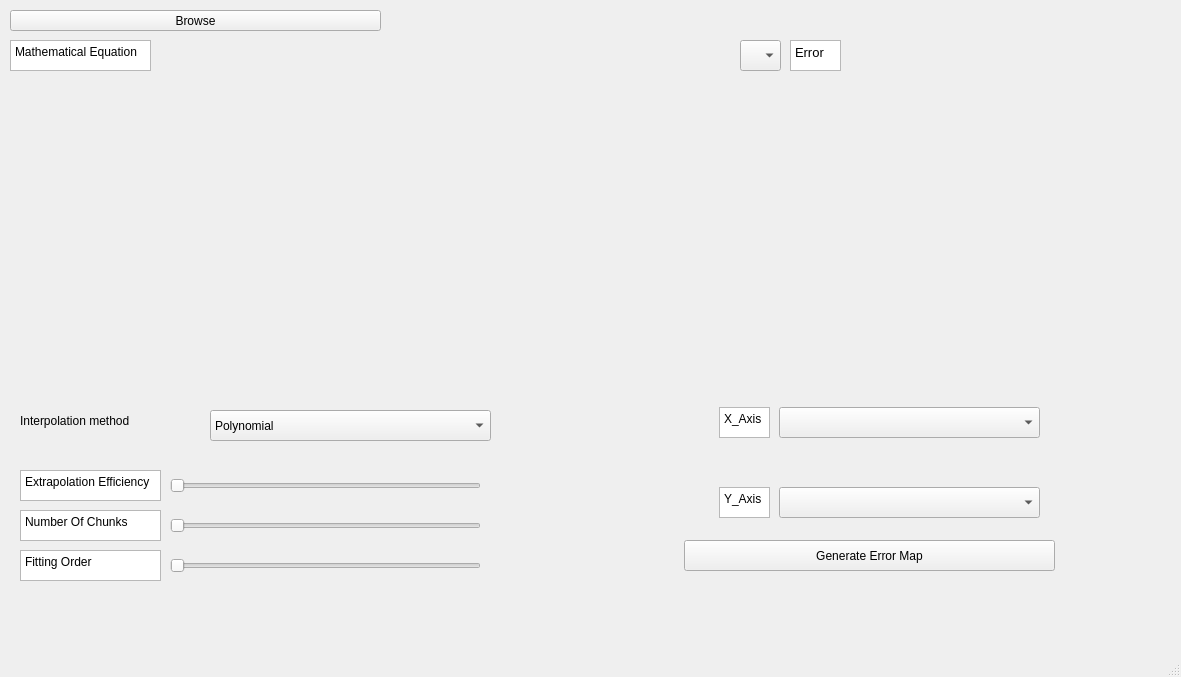
This is Task4 - Interpolation & Curve Fitting/task4.ui in jemmyyy/dsptasks as Qt 5 draws it before an edit. The edited form follows.
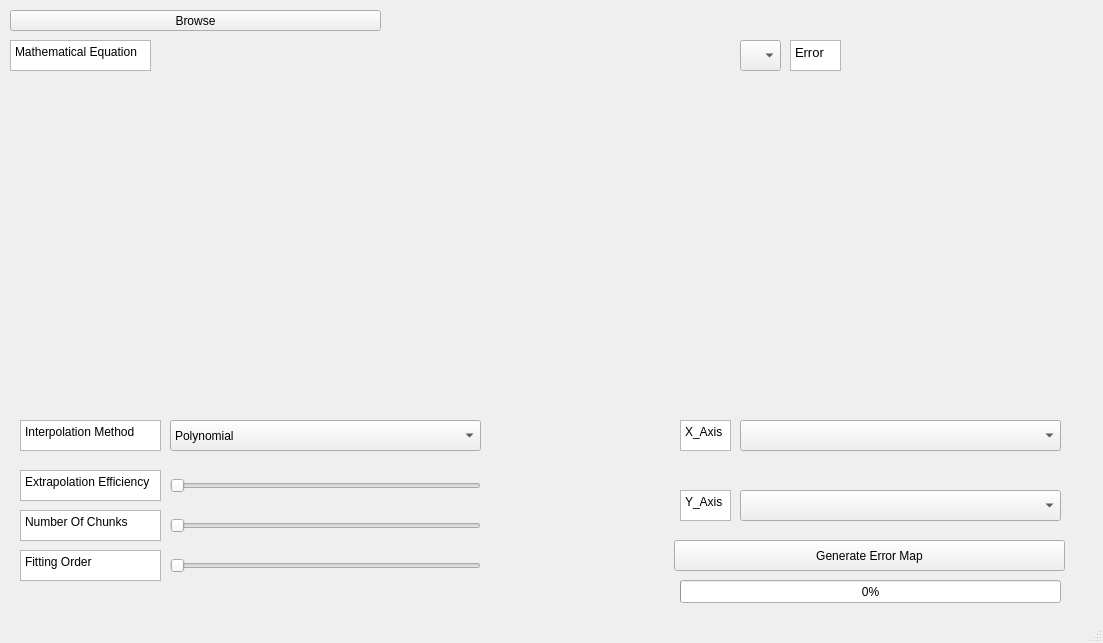
This is the edited form. Icons and pictures are not drawn.

Patch:
```diff
--- a/Task4 - Interpolation & Curve Fitting/task4.ui
+++ b/Task4 - Interpolation & Curve Fitting/task4.ui
@@ -6,8 +6,8 @@
    <rect>
     <x>0</x>
     <y>0</y>
-    <width>1181</width>
-    <height>677</height>
+    <width>1103</width>
+    <height>643</height>
    </rect>
   </property>
   <property name="windowTitle">
@@ -2164,9 +2164,9 @@
    <widget class="QComboBox" name="comboBox_2">
     <property name="geometry">
      <rect>
-      <x>779</x>
-      <y>407</y>
-      <width>261</width>
+      <x>740</x>
+      <y>420</y>
+      <width>321</width>
       <height>31</height>
      </rect>
     </property>
@@ -2174,9 +2174,9 @@
    <widget class="QComboBox" name="comboBox_3">
     <property name="geometry">
      <rect>
-      <x>779</x>
-      <y>487</y>
-      <width>261</width>
+      <x>740</x>
+      <y>490</y>
+      <width>321</width>
       <height>31</height>
      </rect>
     </property>
@@ -2184,8 +2184,8 @@
    <widget class="QTextBrowser" name="textBrowser_3">
     <property name="geometry">
      <rect>
-      <x>719</x>
-      <y>487</y>
+      <x>680</x>
+      <y>490</y>
       <width>51</width>
       <height>31</height>
      </rect>
@@ -2194,15 +2194,15 @@
      <string>&lt;!DOCTYPE HTML PUBLIC &quot;-//W3C//DTD HTML 4.0//EN&quot; &quot;http://www.w3.org/TR/REC-html40/strict.dtd&quot;&gt;
 &lt;html&gt;&lt;head&gt;&lt;meta name=&quot;qrichtext&quot; content=&quot;1&quot; /&gt;&lt;style type=&quot;text/css&quot;&gt;
 p, li { white-space: pre-wrap; }
-&lt;/style&gt;&lt;/head&gt;&lt;body style=&quot; font-family:'MS Shell Dlg 2'; font-size:8pt; font-weight:400; font-style:normal;&quot;&gt;
+&lt;/style&gt;&lt;/head&gt;&lt;body style=&quot; font-family:'MS Shell Dlg 2'; font-size:7.8pt; font-weight:400; font-style:normal;&quot;&gt;
 &lt;p style=&quot; margin-top:0px; margin-bottom:0px; margin-left:0px; margin-right:0px; -qt-block-indent:0; text-indent:0px;&quot;&gt;&lt;span style=&quot; font-size:9pt;&quot;&gt;Y_Axis&lt;/span&gt;&lt;/p&gt;&lt;/body&gt;&lt;/html&gt;</string>
     </property>
    </widget>
    <widget class="QTextBrowser" name="textBrowser_4">
     <property name="geometry">
      <rect>
-      <x>719</x>
-      <y>407</y>
+      <x>680</x>
+      <y>420</y>
       <width>51</width>
       <height>31</height>
      </rect>
@@ -2211,7 +2211,7 @@
      <string>&lt;!DOCTYPE HTML PUBLIC &quot;-//W3C//DTD HTML 4.0//EN&quot; &quot;http://www.w3.org/TR/REC-html40/strict.dtd&quot;&gt;
 &lt;html&gt;&lt;head&gt;&lt;meta name=&quot;qrichtext&quot; content=&quot;1&quot; /&gt;&lt;style type=&quot;text/css&quot;&gt;
 p, li { white-space: pre-wrap; }
-&lt;/style&gt;&lt;/head&gt;&lt;body style=&quot; font-family:'MS Shell Dlg 2'; font-size:8pt; font-weight:400; font-style:normal;&quot;&gt;
+&lt;/style&gt;&lt;/head&gt;&lt;body style=&quot; font-family:'MS Shell Dlg 2'; font-size:7.8pt; font-weight:400; font-style:normal;&quot;&gt;
 &lt;p style=&quot; margin-top:0px; margin-bottom:0px; margin-left:0px; margin-right:0px; -qt-block-indent:0; text-indent:0px;&quot;&gt;&lt;span style=&quot; font-size:9pt;&quot;&gt;X_Axis&lt;/span&gt;&lt;/p&gt;&lt;/body&gt;&lt;/html&gt;</string>
     </property>
    </widget>
@@ -2269,9 +2269,9 @@
    <widget class="QPushButton" name="pushButton">
     <property name="geometry">
      <rect>
-      <x>684</x>
+      <x>674</x>
       <y>540</y>
-      <width>371</width>
+      <width>391</width>
       <height>31</height>
      </rect>
     </property>
@@ -2306,9 +2306,9 @@
    <widget class="QComboBox" name="interpolationSelector">
     <property name="geometry">
      <rect>
-      <x>210</x>
-      <y>410</y>
-      <width>281</width>
+      <x>170</x>
+      <y>420</y>
+      <width>311</width>
       <height>31</height>
      </rect>
     </property>
@@ -2328,17 +2328,34 @@
      </property>
     </item>
    </widget>
-   <widget class="QLabel" name="label">
+   <widget class="QTextBrowser" name="textBrowser_8">
     <property name="geometry">
      <rect>
       <x>20</x>
-      <y>400</y>
-      <width>171</width>
-      <height>41</height>
+      <y>420</y>
+      <width>141</width>
+      <height>31</height>
      </rect>
     </property>
-    <property name="text">
-     <string>Interpolation method</string>
+    <property name="html">
+     <string>&lt;!DOCTYPE HTML PUBLIC &quot;-//W3C//DTD HTML 4.0//EN&quot; &quot;http://www.w3.org/TR/REC-html40/strict.dtd&quot;&gt;
+&lt;html&gt;&lt;head&gt;&lt;meta name=&quot;qrichtext&quot; content=&quot;1&quot; /&gt;&lt;style type=&quot;text/css&quot;&gt;
+p, li { white-space: pre-wrap; }
+&lt;/style&gt;&lt;/head&gt;&lt;body style=&quot; font-family:'MS Shell Dlg 2'; font-size:7.8pt; font-weight:400; font-style:normal;&quot;&gt;
+&lt;p style=&quot; margin-top:0px; margin-bottom:0px; margin-left:0px; margin-right:0px; -qt-block-indent:0; text-indent:0px;&quot;&gt;&lt;span style=&quot; font-size:9pt;&quot;&gt;Interpolation Method&lt;/span&gt;&lt;/p&gt;&lt;/body&gt;&lt;/html&gt;</string>
+    </property>
+   </widget>
+   <widget class="QProgressBar" name="progressBar">
+    <property name="geometry">
+     <rect>
+      <x>680</x>
+      <y>580</y>
+      <width>381</width>
+      <height>23</height>
+     </rect>
+    </property>
+    <property name="value">
+     <number>0</number>
     </property>
    </widget>
   </widget>
```
Left out of the diff: 10 changed lines with no effect on the pictures.
